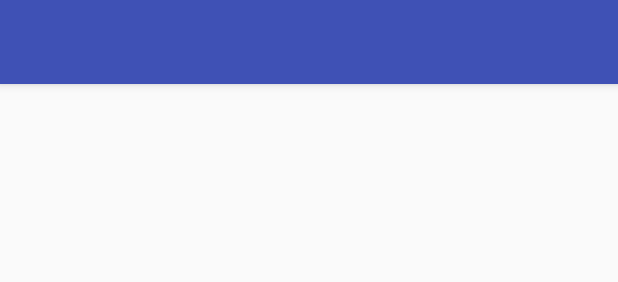
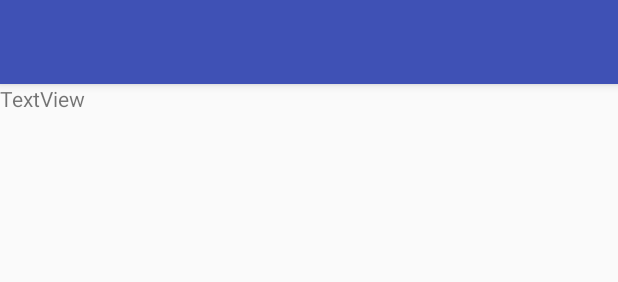
Before and after one commit to Jugendhackt/Nextperience, an Android app: the layout activity_main.xml on its own in the app's theme, with its tools: preview values and no code run, on a phone screen of 412 x 824 dp. Shown: the top 282 px of the screen. Run offline under Robolectric (Android 15) with nearby library versions, the phone set to English and light mode, and no system bars.

```diff
--- a/App/app/build.gradle
+++ b/App/app/build.gradle
@@ -30,4 +30,5 @@ dependencies {
     compile 'com.android.support:support-vector-drawable:25.3.1'
     compile 'com.android.support.constraint:constraint-layout:1.0.2'
     testCompile 'junit:junit:4.12'
+    compile 'com.loopj.android:android-async-http:1.4.9'
 }
--- a/App/app/src/main/AndroidManifest.xml
+++ b/App/app/src/main/AndroidManifest.xml
@@ -5,6 +5,7 @@
     <uses-feature
         android:name="android.hardware.camera"
         android:required="true" />
+    <uses-permission android:name="android.permission.INTERNET" />
 
     <application
         android:allowBackup="true"
--- a/App/app/src/main/res/layout/activity_main.xml
+++ b/App/app/src/main/res/layout/activity_main.xml
@@ -36,4 +36,5 @@
         app:layout_anchorGravity="bottom|center_horizontal"
         android:src="@android:drawable/presence_video_busy" />
 
+
 </android.support.design.widget.CoordinatorLayout>
--- a/App/app/src/main/res/layout/content_main.xml
+++ b/App/app/src/main/res/layout/content_main.xml
@@ -8,4 +8,18 @@
     tools:context="jugendhackt.org.nextperience.MainActivity"
     tools:showIn="@layout/activity_main">
 
+    <TextView
+        android:id="@+id/textView"
+        android:layout_width="wrap_content"
+        android:layout_height="wrap_content"
+        android:text="TextView"
+        tools:layout_editor_absoluteY="0dp"
+        tools:layout_editor_absoluteX="0dp" />
+
+    <ListView
+        android:layout_width="0dp"
+        android:layout_height="0dp"
+        tools:layout_editor_absoluteX="8dp"
+        tools:layout_editor_absoluteY="8dp" />
+
 </android.support.constraint.ConstraintLayout>
```
Also changed, not shown: App/app/src/main/java/jugendhackt/org/nextperience/HttpUtils.java (added, +31 -0 lines), App/app/src/main/java/jugendhackt/org/nextperience/MainActivity.java (+70 -4 lines).
